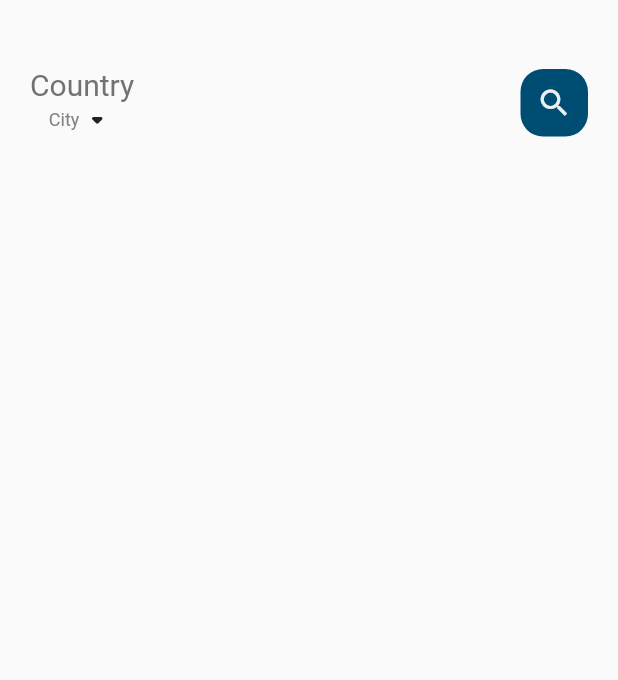
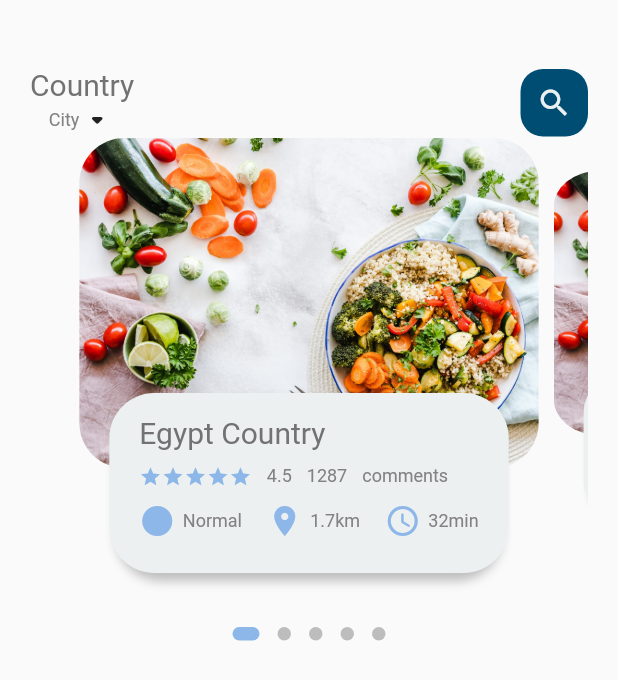
Before and after one commit to YousifShafee/FoDe, a Flutter app: the screen it shows after launch, on a phone screen of 412 x 824 dp. Shown: the top 680 px of the screen. Run offline on Flutter 3.47's test engine with Material 2 defaults, Android fonts, the phone set to English and light mode, and no system bars; drawn by our look-alikes of dots_indicator.

Commit message:
Static Slider Images in body with Dots

```diff
--- /dev/null
+++ b/lib/home/main_body_page.dart
@@ -0,0 +1,162 @@
+import 'package:dots_indicator/dots_indicator.dart';
+import 'package:flutter/material.dart';
+import 'package:fode/res/colors.dart';
+import 'package:fode/widgets/big_text.dart';
+import 'package:fode/widgets/icon_and_text.dart';
+import 'package:fode/widgets/small_text.dart';
+
+class MainBodyPage extends StatefulWidget {
+  const MainBodyPage({super.key});
+
+  @override
+  State<MainBodyPage> createState() => _MainBodyPageState();
+}
+
+class _MainBodyPageState extends State<MainBodyPage> {
+  PageController pageController = PageController(viewportFraction: 0.85);
+  var _currPageValue = 0.0;
+  final _scaleFactor = 0.8;
+  final _height = 220.0;
+
+  @override
+  void initState() {
+    super.initState();
+    pageController.addListener(() {
+      setState(() {
+        _currPageValue = pageController.page!;
+      });
+    });
+  }
+
+  @override
+  void dispose() {
+    pageController.dispose();
+  }
+
+  @override
+  Widget build(BuildContext context) {
+    return Column(
+      children: [
+        SizedBox(
+          height: 320,
+          child: PageView.builder(
+            controller: pageController,
+            itemCount: 5,
+            itemBuilder: (context, position) {
+              return _buildPageItem(position);
+            },
+          ),
+        ),
+        DotsIndicator(
+          dotsCount: 5,
+          position: _currPageValue,
+          decorator: DotsDecorator(
+            color: AppColors.greyIconColor,
+            activeColor: AppColors.blueIconColor,
+            size: const Size.square(9.0),
+            activeSize: const Size(18.0, 9.0),
+            activeShape: RoundedRectangleBorder(
+                borderRadius: BorderRadius.circular(5.0)),
+          ),
+        ),
+      ],
+    );
+  }
+
+  Widget _buildPageItem(int position) {
+    double currScale = 0.8;
+    if (position == _currPageValue.floor() ||
+        position == _currPageValue.floor() - 1) {
+      currScale = 1 - (_currPageValue - position) * (1 - _scaleFactor);
+    } else if (position == _currPageValue.floor() + 1) {
+      currScale = _scaleFactor + (_currPageValue - position + 1) * (1 - _scaleFactor);
+    }
+    final currTrans = _height * (1 - currScale) / 2;
+    Matrix4 matrix4 = Matrix4.identity();
+    matrix4 = Matrix4.diagonal3Values(1, currScale, 1)..setTranslationRaw(0, currTrans, 0);
+    return Transform(
+      transform: matrix4,
+      child: Stack(
+        children: <Widget>[
+          Container(
+            height: _height,
+            margin: const EdgeInsets.only(left: 5, right: 5),
+            decoration: BoxDecoration(
+              borderRadius: BorderRadius.circular(30),
+              image: const DecorationImage(
+                fit: BoxFit.cover,
+                image: AssetImage("assets/image/food.jpg"),
+              ),
+            ),
+          ),
+          Align(
+            alignment: Alignment.bottomCenter,
+            child: Container(
+              height: 120,
+              margin: const EdgeInsets.only(left: 30, right: 30, bottom: 30),
+              decoration: BoxDecoration(
+                borderRadius: BorderRadius.circular(30),
+                color: AppColors.backgroundColor,
+                boxShadow: const [
+                  BoxShadow(
+                    color: AppColors.greyIconColor,
+                    blurRadius: 5.0,
+                    offset: Offset(0, 5),
+                  ),
+                  BoxShadow(
+                    color: AppColors.backgroundColor,
+                    offset: Offset(-5, 0),
+                  ),
+                  BoxShadow(
+                    color: AppColors.backgroundColor,
+                    offset: Offset(5, 0),
+                  ),
+                ],
+              ),
+              child: Container(
+                padding: const EdgeInsets.only(top: 15, left: 15, right: 15),
+                child: Column(
+                  crossAxisAlignment: CrossAxisAlignment.start,
+                  children: <Widget>[
+                    const BigText(text: "Egypt Country"),
+                    const SizedBox(height: 10),
+                    Row(
+                      children: <Widget>[
+                        Wrap(
+                          children: List.generate(
+                            5,
+                            (index) => const Icon(
+                              Icons.star,
+                              color: AppColors.blueIconColor,
+                              size: 15,
+                            ),
+                          ),
+                        ),
+                        const SizedBox(width: 10),
+                        const SmallText(text: "4.5"),
+                        const SizedBox(width: 10),
+                        const SmallText(text: "1287"),
+                        const SizedBox(width: 10),
+                        const SmallText(text: "comments"),
+                      ],
+                    ),
+                    const SizedBox(height: 10),
+                    Row(
+                      mainAxisAlignment: MainAxisAlignment.spaceBetween,
+                      children: const <Widget>[
+                        IconAndText(text: "Normal", icon: Icons.circle_sharp),
+                        IconAndText(text: "1.7km", icon: Icons.location_on),
+                        IconAndText(
+                            text: "32min", icon: Icons.access_time_rounded),
+                      ],
+                    ),
+                  ],
+                ),
+              ),
+            ),
+          ),
+        ],
+      ),
+    );
+  }
+}
--- a/lib/home/main_page.dart
+++ b/lib/home/main_page.dart
@@ -1,4 +1,5 @@
 import 'package:flutter/material.dart';
+import 'package:fode/home/main_body_page.dart';
 import 'package:fode/res/colors.dart';
 import 'package:fode/widgets/big_text.dart';
 import 'package:fode/widgets/small_text.dart';
@@ -43,6 +44,8 @@ class MainPage extends StatelessWidget {
                 ),
               ],
             ),
+            // showing the body
+            const MainBodyPage(),
           ],
         ),
       ),
--- /dev/null
+++ b/lib/widgets/icon_and_text.dart
@@ -0,0 +1,26 @@
+import 'package:flutter/material.dart';
+import 'package:fode/res/colors.dart';
+import 'package:fode/widgets/small_text.dart';
+
+class IconAndText extends StatelessWidget {
+  final IconData icon;
+  final String text;
+  final Color iconColor;
+
+  const IconAndText(
+      {super.key,
+      required this.text,
+      required this.icon,
+      this.iconColor = AppColors.blueIconColor});
+
+  @override
+  Widget build(BuildContext context) {
+    return Row(
+      children: [
+        Icon(icon, color: iconColor),
+        const SizedBox(width: 5),
+        SmallText(text: text)
+      ],
+    );
+  }
+}
```
